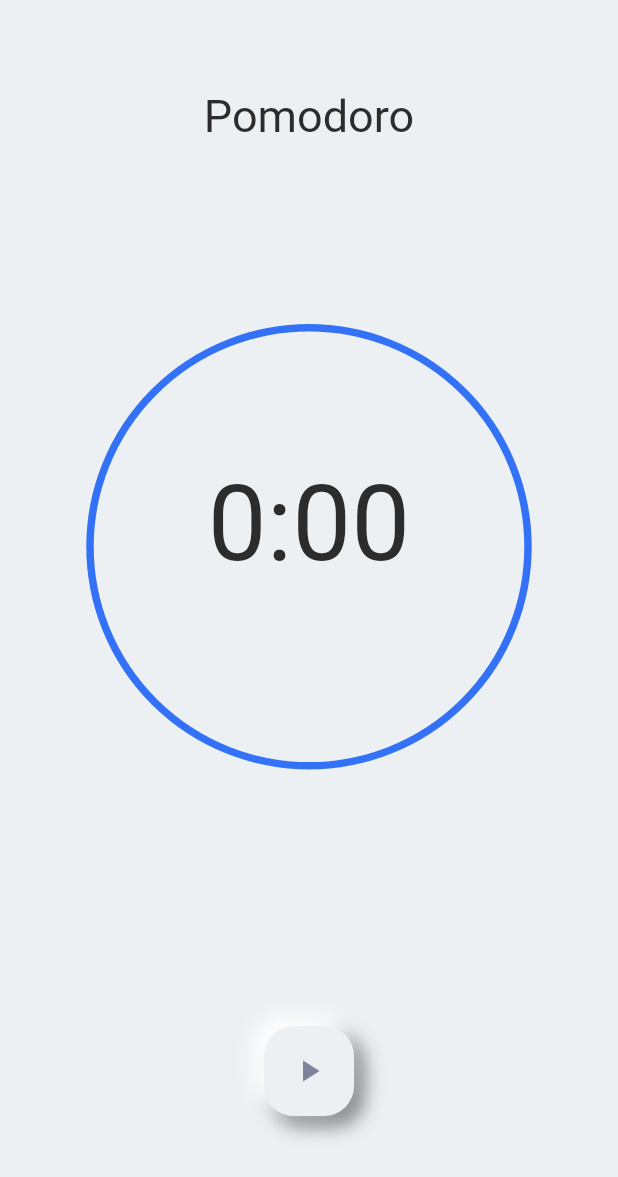
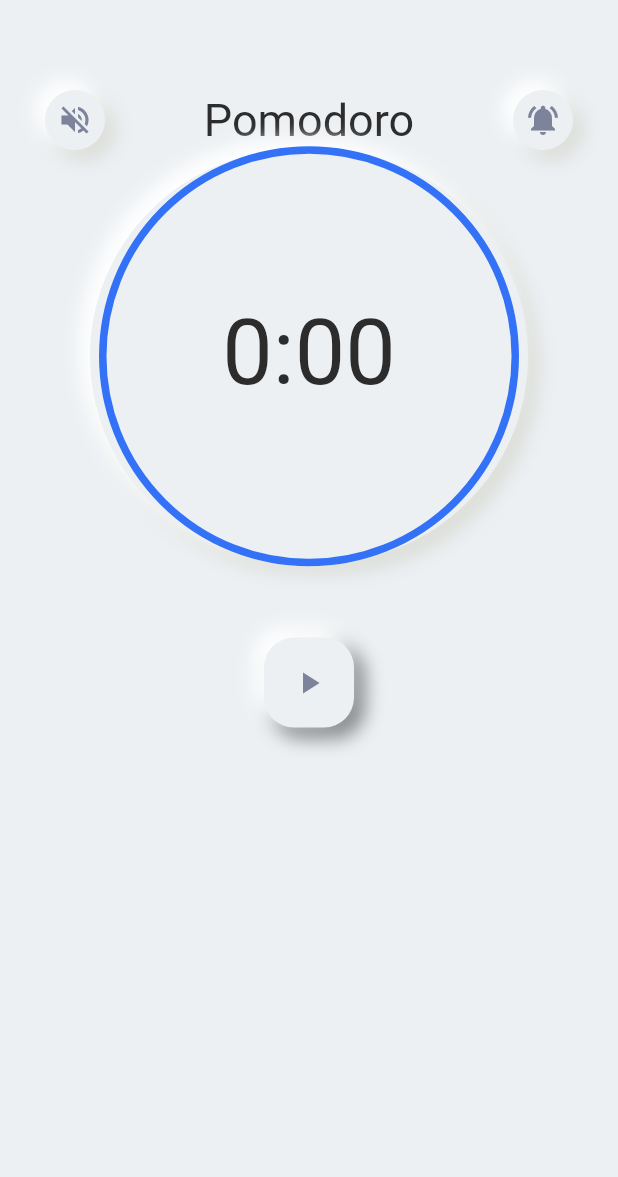
Before and after one commit to MatthieuNadeau96/pomodoro_timer, a Flutter app: the screen it shows after launch, on a phone screen of 412 x 824 dp. Shown: the top 1177 px of the screen. Run offline on Flutter 3.47's test engine with Material 2 defaults, Android fonts, the phone set to English and light mode, and no system bars.

Commit message:
created header buttons widget and wrapped the countdown timer in a container to add soft ui

```diff
--- /dev/null
+++ b/lib/header_button.dart
@@ -0,0 +1,34 @@
+import 'package:flutter/material.dart';
+
+class HeaderButton extends StatelessWidget {
+  final icon;
+
+  HeaderButton({this.icon});
+
+  @override
+  Widget build(BuildContext context) {
+    return Container(
+      height: 40,
+      width: 40,
+      child: icon,
+      decoration: BoxDecoration(
+        color: Theme.of(context).canvasColor,
+        borderRadius: BorderRadius.all(Radius.circular(50)),
+        boxShadow: [
+          BoxShadow(
+            color: Color(0xffDADCD6),
+            offset: Offset(6.0, 6.0),
+            blurRadius: 10.0,
+            spreadRadius: 1.0,
+          ),
+          BoxShadow(
+            color: Color(0xffffffff),
+            offset: Offset(-6.0, -6.0),
+            blurRadius: 10.0,
+            spreadRadius: 1.0,
+          ),
+        ],
+      ),
+    );
+  }
+}
--- a/lib/main.dart
+++ b/lib/main.dart
@@ -1,5 +1,6 @@
 import 'dart:math' as math show pi;
 import 'package:flutter/material.dart';
+import 'package:pomodoro_timer/header_button.dart';
 
 void main() => runApp(MyApp());
 
@@ -53,10 +54,16 @@ class _MyHomePageState extends State<MyHomePage> with TickerProviderStateMixin {
     return Scaffold(
       body: Container(
         child: Padding(
-          padding: EdgeInsets.symmetric(horizontal: 60, vertical: 30.0),
+          padding: EdgeInsets.symmetric(horizontal: 30, vertical: 30.0),
           child: Column(
             children: <Widget>[
               SizedBox(height: 30),
+              Row(
+                mainAxisAlignment: MainAxisAlignment.spaceBetween,
+                children: <Widget>[
+                  HeaderButton(
+                    icon: Icon(Icons.volume_off),
+                  ),
                   Text(
                     'Pomodoro',
                     style: TextStyle(
@@ -64,7 +71,35 @@ class _MyHomePageState extends State<MyHomePage> with TickerProviderStateMixin {
                       fontSize: 30,
                     ),
                   ),
-              Expanded(
+                  HeaderButton(
+                    icon: Icon(Icons.notifications_active),
+                  ),
+                ],
+              ),
+              // Countdown Timer
+              Container(
+                height: 275,
+                decoration: BoxDecoration(
+                  color: Theme.of(context).canvasColor,
+                  borderRadius: BorderRadius.all(Radius.circular(200)),
+                  boxShadow: [
+                    BoxShadow(
+                      color: Color(0xffDADCD6),
+                      offset: Offset(6.0, 6.0),
+                      blurRadius: 10.0,
+                      spreadRadius: 1.0,
+                    ),
+                    BoxShadow(
+                      color: Color(0xffffffff),
+                      offset: Offset(-6.0, -6.0),
+                      blurRadius: 10.0,
+                      spreadRadius: 1.0,
+                    ),
+                  ],
+                ),
+                margin: EdgeInsets.symmetric(
+                  horizontal: 30,
+                ),
                 child: Align(
                   child: AspectRatio(
                     aspectRatio: 1.0,
@@ -87,7 +122,7 @@ class _MyHomePageState extends State<MyHomePage> with TickerProviderStateMixin {
                         Stack(
                           children: <Widget>[
                             Positioned(
-                              top: 90.0,
+                              top: 100.0,
                               left: 0,
                               right: 0,
                               bottom: 0,
@@ -104,7 +139,7 @@ class _MyHomePageState extends State<MyHomePage> with TickerProviderStateMixin {
                                           style: TextStyle(
                                               color: themeData
                                                   .textTheme.title.color,
-                                              fontSize: 70),
+                                              fontSize: 60),
                                         );
                                       },
                                     )
```
Lines whose indentation alone changed are shown as unchanged.
